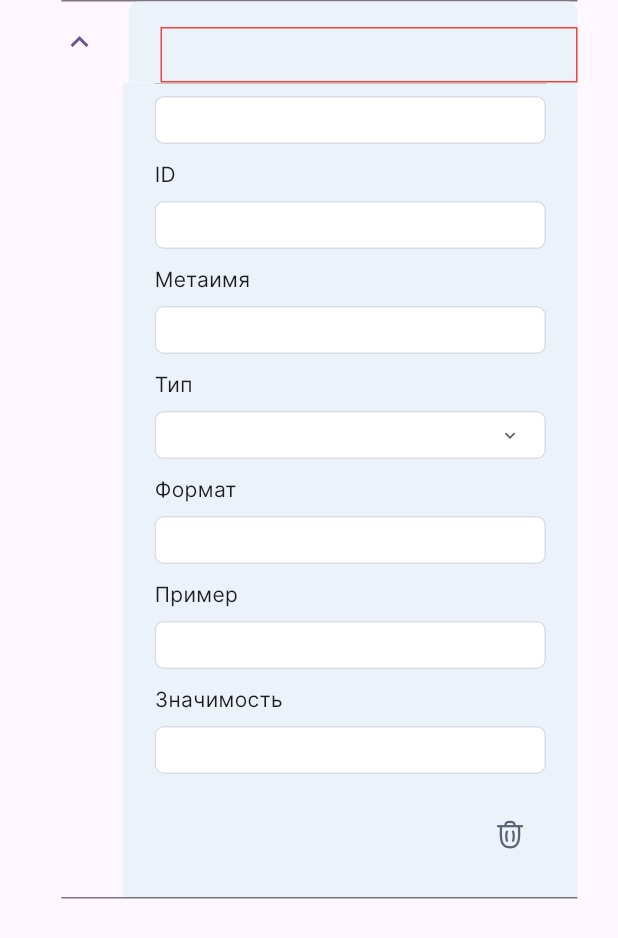
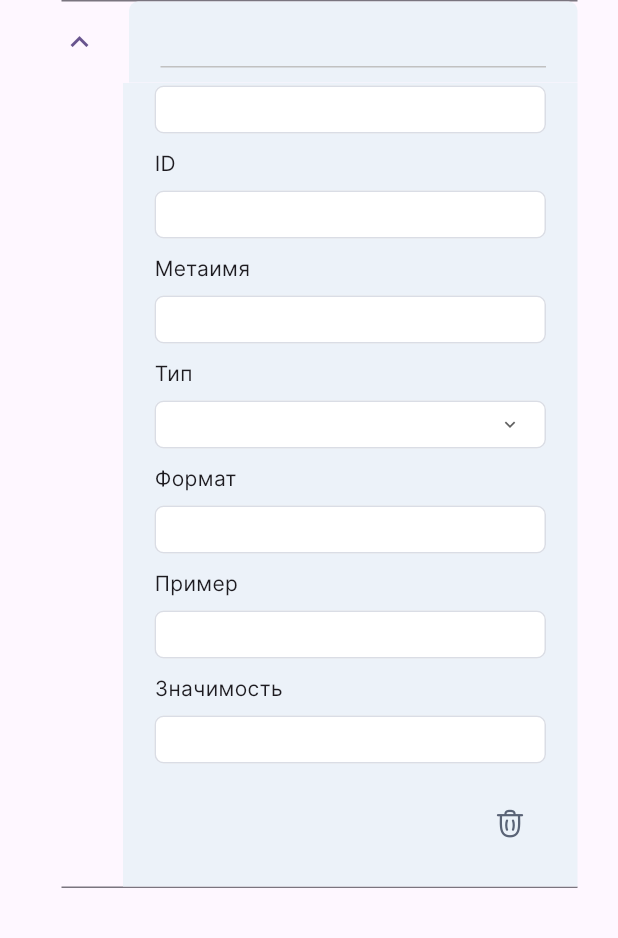
Before and after one commit to sv-makh/side_panels, a Flutter app: the AttributeWidget widget shown alone on an empty page, opened directly with empty values, after a tap on the "expand more" icon, on a phone screen of 412 x 824 dp. Shown: the top 938 px of the screen. Run offline on Flutter 3.47's test engine with Material 2 defaults, Android fonts, the phone set to English and light mode, and no system bars; missing offline and left inert: animated_tree_view, flutter_fancy_tree_view, multi_split_view.

Commit message:
fix lining for title

```diff
--- a/lib/widgets/expansion_tile/attribute_widget.dart
+++ b/lib/widgets/expansion_tile/attribute_widget.dart
@@ -56,11 +56,7 @@ class _AttributeWidgetState extends State<AttributeWidget> {
               child: Column(
                 children: [
                   Container(
-                    height: 1,
-                    color: dividerColor,
-                  ),
-                  Container(
-                    padding: const EdgeInsets.only(top: 8, bottom: 10),
+                    padding: const EdgeInsets.only(top: 2, bottom: 10),
                     child: SizedBox(
                       height: fieldHeight,
                       child: TextField(
@@ -111,7 +107,7 @@ class _AttributeWidgetState extends State<AttributeWidget> {
     return Container(
       height: 54,
       margin: const EdgeInsets.only(left: 5),
-      padding: EdgeInsets.only(left: sidePadding, top: 17),//, bottom: 17),
+      padding: EdgeInsets.only(left: sidePadding, top: 17),
       decoration: BoxDecoration(
         borderRadius: BorderRadius.only(
           topLeft: radius,
@@ -120,11 +116,9 @@ class _AttributeWidgetState extends State<AttributeWidget> {
         color: nodeColor,
       ),
       child: Container(
-        //height: 10,
-        //margin: EdgeInsets.only(right: sidePadding),
-        padding: EdgeInsets.all(10),
+        margin: EdgeInsets.only(right: sidePadding, bottom: 10),
         decoration: BoxDecoration(
-          border: Border.all(color: Colors.red),//dividerColor),
+          border: Border(bottom: BorderSide(color: isExpanded ? dividerColor : Colors.transparent)),
         ),
         child: Text(
           title,
```
